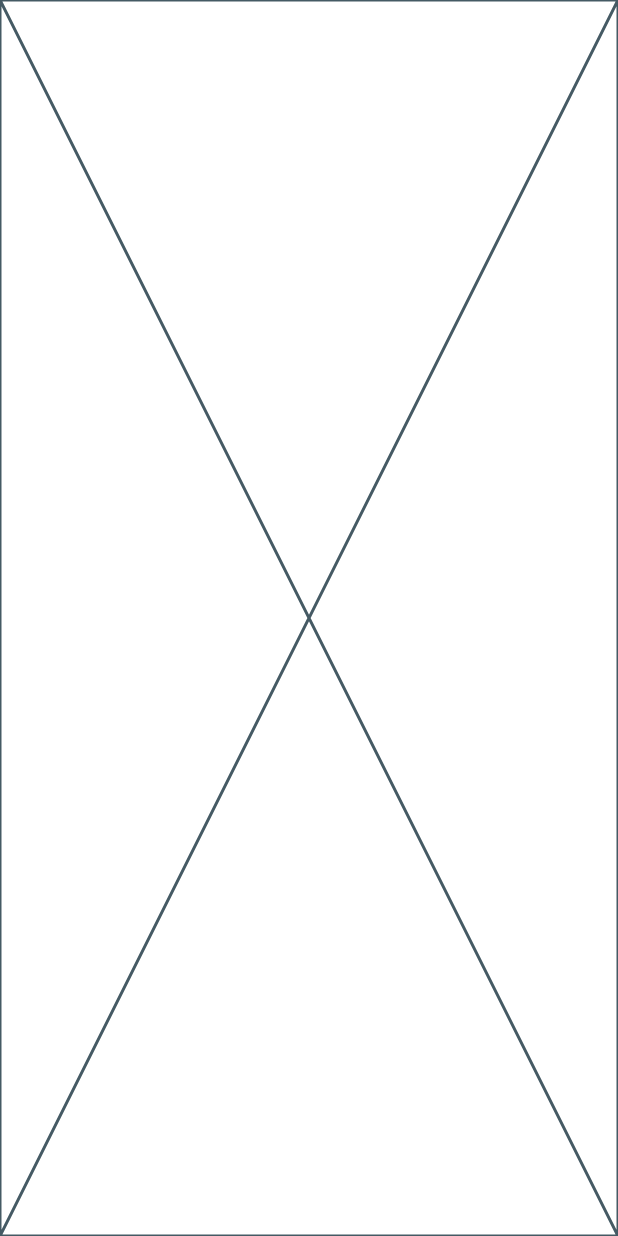
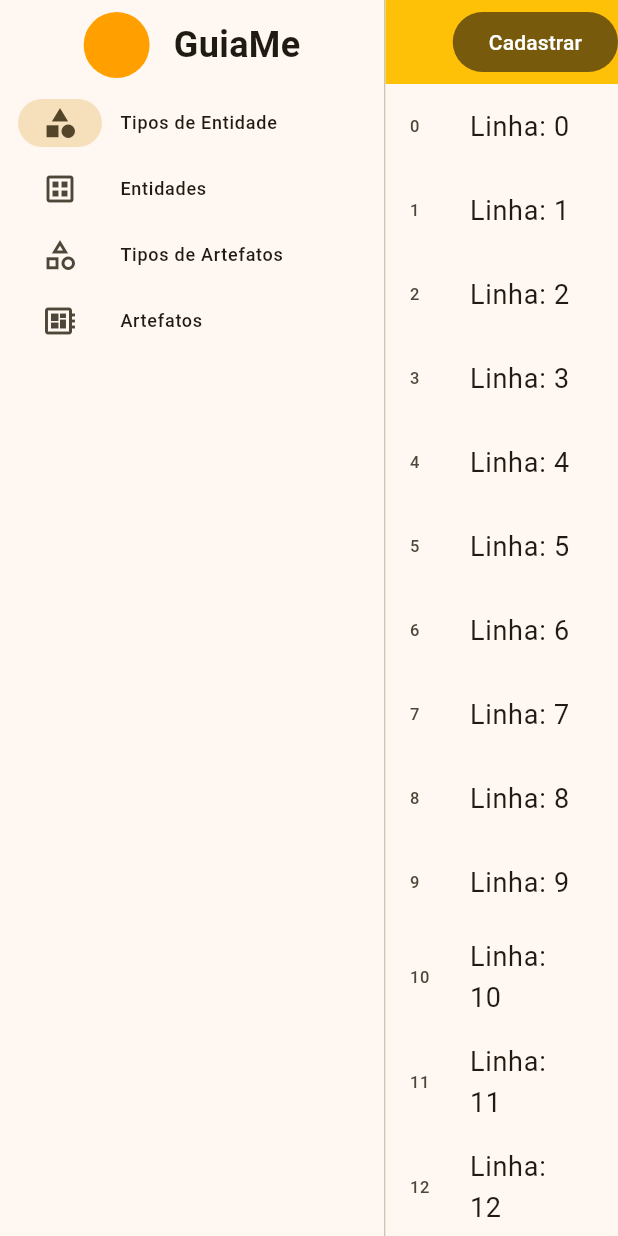
Before and after one commit to f290DSM/f290_dsm_ldm_guiame_desktop_poc, a Flutter app: the screen it shows after launch, on a phone screen of 412 x 824 dp. Run offline on Flutter 3.47's test engine with Material 2 defaults, Android fonts, the phone set to English and light mode, and no system bars; our stand-ins replace flutter_riverpod; missing offline and left inert: desktop_window, menubar.

```diff
--- /dev/null
+++ b/lib/features/entidades/presentation/pages/home_page.dart
@@ -0,0 +1,104 @@
+import 'package:flutter/material.dart';
+import 'package:flutter_riverpod/flutter_riverpod.dart';
+
+final indexStateProvider = StateProvider<int>((ref) => 0);
+
+_buildMockPage(String title) {
+  return Expanded(
+    child: Scaffold(
+      appBar: AppBar(
+        title: Text(title),
+        actions: [
+          FilledButton(
+            onPressed: () {},
+            child: const Text('Cadastrar'),
+          ),
+        ],
+      ),
+      body: ListView.builder(
+        itemCount: 100,
+        itemBuilder: (context, index) => ListTile(
+          leading: Text(index.toString()),
+          title: Text('Linha: $index'),
+        ),
+      ),
+    ),
+  );
+}
+
+class HomePage extends ConsumerWidget {
+  HomePage({super.key});
+
+  final pages = [
+    _buildMockPage('Tipos de Entidades'),
+    _buildMockPage('Entidades'),
+    _buildMockPage('Tipos de Artefatos'),
+    _buildMockPage('Artefatos'),
+  ];
+
+  @override
+  Widget build(BuildContext context, WidgetRef ref) {
+    return Scaffold(
+      body: Row(
+        children: [
+          NavigationRail(
+            extended: true,
+            selectedIndex: ref.watch(indexStateProvider),
+            onDestinationSelected: (value) {
+              ref.read(indexStateProvider.notifier).state = value;
+              print('index: ${ref.read(indexStateProvider.notifier).state}');
+            },
+            labelType: NavigationRailLabelType.none,
+            elevation: 4,
+            leading: Row(
+              children: [
+                Container(
+                  width: 44,
+                  height: 44,
+                  decoration: BoxDecoration(
+                    borderRadius: BorderRadius.circular(22),
+                    color: Colors.amber.shade700,
+                  ),
+                ),
+                const Padding(
+                  padding: EdgeInsets.only(left: 16.0),
+                  child: Text(
+                    'GuiaMe',
+                    style: TextStyle(fontSize: 24, fontWeight: FontWeight.bold),
+                  ),
+                ),
+              ],
+            ),
+            destinations: const [
+              NavigationRailDestination(
+                icon: Icon(Icons.category_outlined),
+                selectedIcon: Icon(Icons.category),
+                label: Text('Tipos de Entidade'),
+              ),
+              NavigationRailDestination(
+                icon: Icon(Icons.dataset_outlined),
+                selectedIcon: Icon(Icons.dataset),
+                label: Text('Entidades'),
+              ),
+              NavigationRailDestination(
+                icon: Icon(Icons.category_outlined),
+                selectedIcon: Icon(Icons.category),
+                label: Text('Tipos de Artefatos'),
+              ),
+              NavigationRailDestination(
+                icon: Icon(Icons.developer_board_outlined),
+                selectedIcon: Icon(Icons.developer_board),
+                label: Text('Artefatos'),
+              ),
+            ],
+          ),
+          const VerticalDivider(
+            thickness: 1,
+            width: 1,
+          ),
+          pages[ref.watch(indexStateProvider)],
+        ],
+      ),
+    );
+  }
+}
--- /dev/null
+++ b/lib/features/entidades/presentation/provider/home_provider.dart
@@ -0,0 +1,10 @@
+import 'package:flutter/material.dart';
+
+class HomeProvider extends ChangeNotifier {
+  int index = 0;
+
+  changeIndex(int value) {
+    index = value;
+    notifyListeners();
+  }
+}
--- a/lib/main.dart
+++ b/lib/main.dart
@@ -1,5 +1,6 @@
 import 'dart:io';
 
+import 'package:f290_dsm_ldm_guiame_desktop_poc/features/entidades/presentation/pages/home_page.dart';
 import 'package:f290_dsm_ldm_guiame_desktop_poc/ui/menus.dart';
 import 'package:flutter/material.dart';
 import 'package:desktop_window/desktop_window.dart';
@@ -35,6 +36,20 @@ class _MyAppState extends ConsumerState<MyApp> {
     }
   }
 
+  ThemeData lightTheme = ThemeData(
+    brightness: Brightness.light,
+    useMaterial3: true,
+    textTheme: const TextTheme(
+      displayLarge: TextStyle(fontSize: 32, fontWeight: FontWeight.bold),
+      bodyLarge: TextStyle(fontSize: 18, color: Colors.black87),
+    ),
+    appBarTheme: const AppBarTheme(
+      color: Colors.amber,
+      iconTheme: IconThemeData(color: Colors.black38),
+    ),
+    colorScheme: ColorScheme.fromSeed(seedColor: Colors.amber),
+  );
+
   @override
   Widget build(BuildContext context) {
     return PlatformMenuBar(
@@ -42,11 +57,8 @@ class _MyAppState extends ConsumerState<MyApp> {
       child: MaterialApp(
         navigatorKey: navigatorKey,
         showSemanticsDebugger: false,
-        theme: ThemeData(
-          useMaterial3: true,
-          primarySwatch: Colors.deepOrange,
-        ),
-        home: const Placeholder(),
+        theme: lightTheme,
+        home: HomePage(),
       ),
     );
   }
--- a/pubspec.yaml
+++ b/pubspec.yaml
@@ -42,6 +42,8 @@ dependencies:
       url: https://github.com/google/flutter-desktop-embedding
       path: plugins/menubar
       ref: 12decbe0f592e14e03223f6f2c0c7e0e2dbd70a1
+  provider: ^6.1.1
+  riverpod_annotation: ^2.3.3
 
 
 dev_dependencies:
@@ -54,6 +56,8 @@ dev_dependencies:
   # package. See that file for information about deactivating specific lint
   # rules and activating additional ones.
   flutter_lints: ^2.0.0
+  riverpod_generator: ^2.3.9
+  riverpod_lint: ^2.3.7
 
 # For information on the generic Dart part of this file, see the
 # following page: https://dart.dev/tools/pub/pubspec
```
Also changed, not shown: pubspec.lock.
